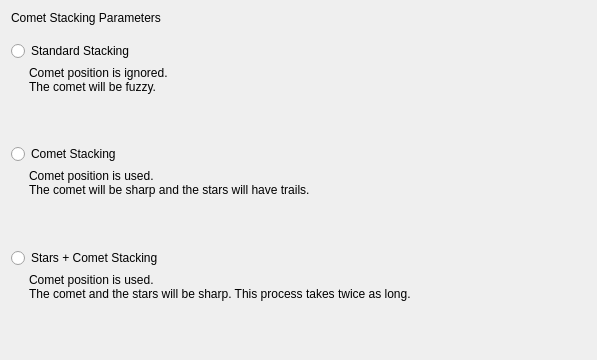
The window that DeepSkyStacker/ui/CometStacking.ui (deepskystacker/DSS) describes before a commit, drawn with Qt 5.
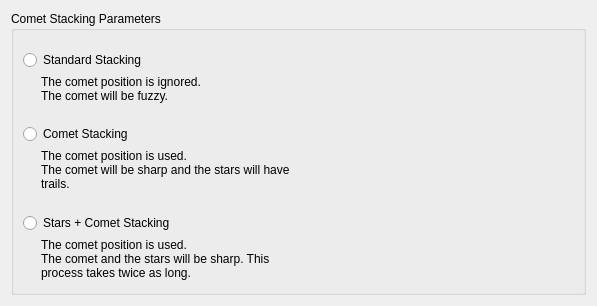
The same window after the commit. Icons and pictures are not drawn.

Patch:
```diff
--- a/DeepSkyStacker/ui/CometStacking.ui
+++ b/DeepSkyStacker/ui/CometStacking.ui
@@ -7,7 +7,7 @@
     <x>0</x>
     <y>0</y>
     <width>597</width>
-    <height>360</height>
+    <height>306</height>
    </rect>
   </property>
   <property name="windowTitle">
@@ -15,13 +15,10 @@
   </property>
   <layout class="QVBoxLayout" name="verticalLayout_2">
    <item>
-    <widget class="QLabel" name="label">
-     <property name="text">
+    <widget class="QGroupBox" name="groupBox">
+     <property name="title">
       <string>Comet Stacking Parameters</string>
      </property>
-    </widget>
-   </item>
-   <item>
     <layout class="QHBoxLayout" name="horizontalLayout" stretch="99,1">
      <item>
       <layout class="QVBoxLayout" name="verticalLayout">
@@ -46,6 +43,12 @@
        </item>
        <item>
         <widget class="QRadioButton" name="modeStandard">
+          <property name="sizePolicy">
+           <sizepolicy hsizetype="Fixed" vsizetype="Fixed">
+            <horstretch>0</horstretch>
+            <verstretch>0</verstretch>
+           </sizepolicy>
+          </property>
          <property name="text">
           <string>Standard Stacking</string>
          </property>
@@ -53,11 +56,17 @@
        </item>
        <item>
         <widget class="QLabel" name="label_3">
+          <property name="sizePolicy">
+           <sizepolicy hsizetype="Fixed" vsizetype="Preferred">
+            <horstretch>0</horstretch>
+            <verstretch>0</verstretch>
+           </sizepolicy>
+          </property>
          <property name="styleSheet">
           <string notr="true">margin-left: 15</string>
          </property>
          <property name="text">
-          <string>Comet position is ignored.
+           <string>The comet position is ignored.
 The comet will be fuzzy.</string>
          </property>
          <property name="alignment">
@@ -83,6 +92,12 @@
        </item>
        <item>
         <widget class="QRadioButton" name="modeComet">
+          <property name="sizePolicy">
+           <sizepolicy hsizetype="Fixed" vsizetype="Fixed">
+            <horstretch>0</horstretch>
+            <verstretch>0</verstretch>
+           </sizepolicy>
+          </property>
          <property name="text">
           <string>Comet Stacking</string>
          </property>
@@ -90,11 +105,17 @@
        </item>
        <item>
         <widget class="QLabel" name="label_4">
+          <property name="sizePolicy">
+           <sizepolicy hsizetype="Fixed" vsizetype="Preferred">
+            <horstretch>0</horstretch>
+            <verstretch>0</verstretch>
+           </sizepolicy>
+          </property>
          <property name="styleSheet">
           <string notr="true">margin-left: 15</string>
          </property>
          <property name="text">
-          <string>Comet position is used.
+           <string>The comet position is used.
 The comet will be sharp and the stars will have trails.</string>
          </property>
          <property name="alignment">
@@ -120,6 +141,12 @@
        </item>
        <item>
         <widget class="QRadioButton" name="modeAdvanced">
+          <property name="sizePolicy">
+           <sizepolicy hsizetype="Fixed" vsizetype="Fixed">
+            <horstretch>0</horstretch>
+            <verstretch>0</verstretch>
+           </sizepolicy>
+          </property>
          <property name="text">
           <string>Stars + Comet Stacking</string>
          </property>
@@ -127,11 +154,17 @@
        </item>
        <item>
         <widget class="QLabel" name="label_5">
+          <property name="sizePolicy">
+           <sizepolicy hsizetype="Fixed" vsizetype="Preferred">
+            <horstretch>0</horstretch>
+            <verstretch>0</verstretch>
+           </sizepolicy>
+          </property>
          <property name="styleSheet">
           <string notr="true">margin-left: 15</string>
          </property>
          <property name="text">
-          <string>Comet position is used.
+           <string>The comet position is used.
 The comet and the stars will be sharp. This process takes twice as long.</string>
          </property>
          <property name="alignment">
@@ -162,6 +195,18 @@
      </item>
      <item>
       <widget class="QLabel" name="laComet">
+        <property name="sizePolicy">
+         <sizepolicy hsizetype="Expanding" vsizetype="Preferred">
+          <horstretch>0</horstretch>
+          <verstretch>0</verstretch>
+         </sizepolicy>
+        </property>
+        <property name="minimumSize">
+         <size>
+          <width>275</width>
+          <height>0</height>
+         </size>
+        </property>
        <property name="text">
         <string/>
        </property>
@@ -174,6 +219,7 @@
       </widget>
      </item>
     </layout>
+    </widget>
    </item>
   </layout>
  </widget>
```
Left out of the diff: 56 changed lines with no effect on the pictures. Lines whose indentation alone changed are shown as unchanged.
